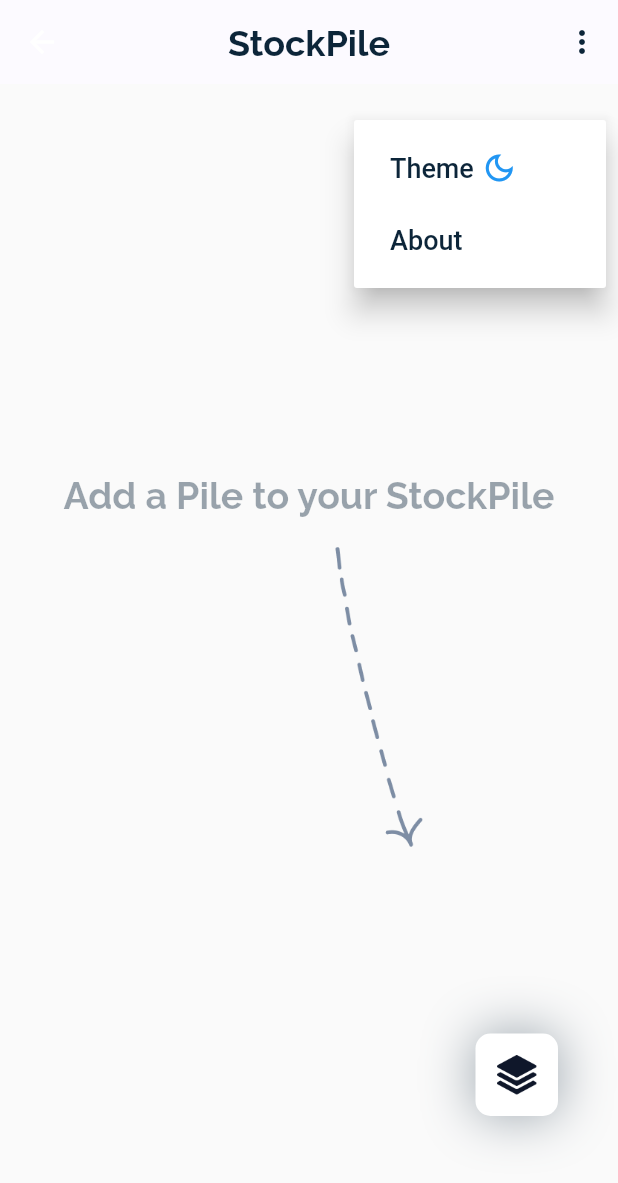
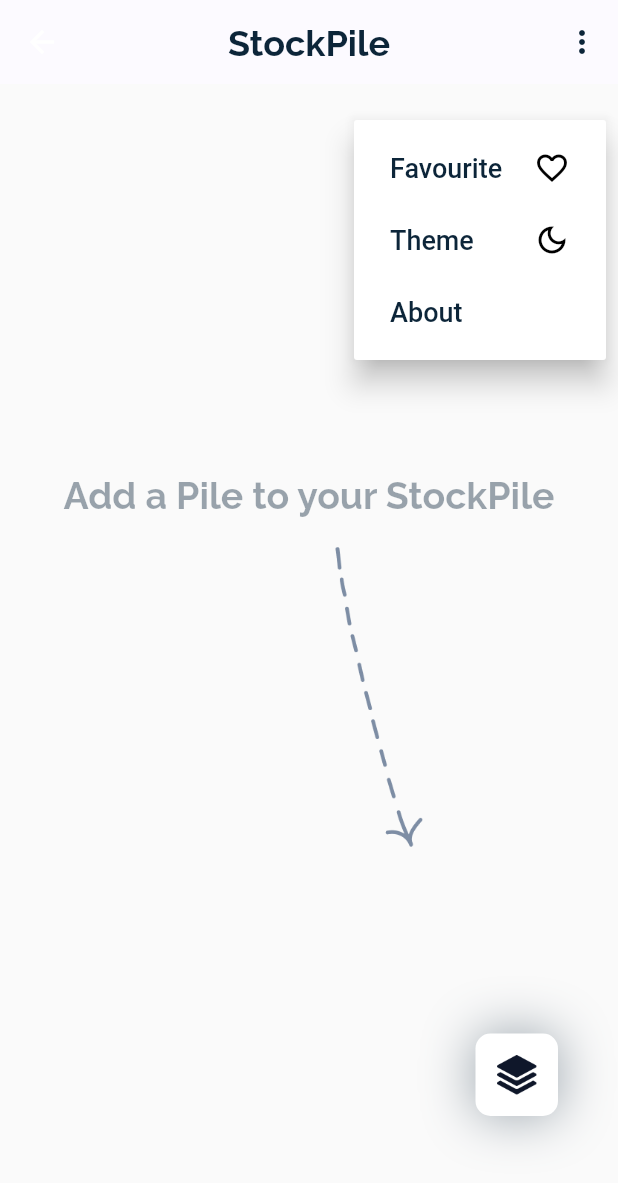
Before and after one commit to ClementPeter/stockpile, a Flutter app: the screen it shows after launch, after a tap on the "more vert" icon, on a phone screen of 412 x 824 dp. Shown: the top 1183 px of the screen. Run offline on Flutter 3.47's test engine with Material 2 defaults, Android fonts, the phone set to English and light mode, and no system bars; our stand-ins replace flutter_riverpod, flutter_svg, google_fonts.

Commit message:
“stockpile_fav”

```diff
--- a/lib/home.dart
+++ b/lib/home.dart
@@ -490,14 +490,39 @@ class _MyHomePageState extends State<MyHomePage> {
                   //show pop up menu icon
                   showMenu(
                     context: context,
-                    position: const RelativeRect.fromLTRB(100, 80, 0, 0),
+                    position: const RelativeRect.fromLTRB(10, 80, 0, 0),
                     items: [
+                      PopupMenuItem(
+                        child: TextButton(
+                          onPressed: () {
+                            print("::::::Favourite Pile:::::::");
+                          },
+                          child: const Row(
+                            mainAxisAlignment: MainAxisAlignment.spaceBetween,
+                            children: [
+                              Text(
+                                "Favourite",
+                                style: TextStyle(
+                                  color: Color(0xFF0C2539),
+                                  fontSize: 18,
+                                ),
+                              ),
+                              // SizedBox(width: 5),
+                              Icon(
+                                Icons.favorite_outline_sharp,
+                                color: Colors.black,
+                              ),
+                            ],
+                          ),
+                        ),
+                      ),
                       PopupMenuItem(
                         child: TextButton(
                           onPressed: () {
                             print("::::::change theme:::::::");
                           },
                           child: const Row(
+                            mainAxisAlignment: MainAxisAlignment.spaceBetween,
                             children: [
                               Text(
                                 "Theme",
@@ -506,19 +531,36 @@ class _MyHomePageState extends State<MyHomePage> {
                                   fontSize: 18,
                                 ),
                               ),
-                            SizedBox(width: 5),
-                            Icon(Icons.dark_mode_outlined),
+                              // SizedBox(width: 5),
+                              Icon(
+                                Icons.dark_mode_outlined,
+                                color: Colors.black,
+                              ),
                             ],
                           ),
-                      )),
+                        ),
+                      ),
                       PopupMenuItem(
                         child: TextButton(
-                          child: const Text(
+                          child: const Row(
+                            mainAxisAlignment: MainAxisAlignment.spaceBetween,
+                            children: [
+                              Text(
                                 "About",
                                 style: TextStyle(
                                   color: Color(0xFF0C2539),
                                   fontSize: 18,
                                 ),
+                                // style: TextButton.styleFrom(
+
+                                // )
+                              ),
+                              SizedBox(width: 10),
+                              // Icon(
+                              //   Icons.dark_mode_outlined,
+                              //   color: Colors.black,
+                              // ),
+                            ],
                           ),
                           onPressed: () {
                             //Navigator.of(context).pop();
@@ -526,17 +568,39 @@ class _MyHomePageState extends State<MyHomePage> {
                                 context: context,
                                 builder: (context) {
                                   return AlertDialog(
-                                    title: const Text("About StockPile"),
-                                    content: const Text(
+                                    title: Text(
+                                      "About StockPile",
+                                      style: GoogleFonts.raleway(
+                                        textStyle: const TextStyle(
+                                          color: Color(0xFF0C2539),
+                                        ),
+                                        fontWeight: FontWeight.bold,
+                                      ),
+                                    ),
+                                    content: Text(
                                       "StockPile is a simple app that helps you keep track of your items in a pile. You can add, edit and delete items in your pile. You can also clear your pile.",
                                       textAlign: TextAlign.justify,
+                                      style: GoogleFonts.raleway(
+                                        textStyle: const TextStyle(
+                                          color: Color(0xFF0C2539),
+                                        ),
+                                        //fontWeight: FontWeight.bold,
+                                      ),
                                     ),
                                     actions: [
                                       TextButton(
                                         onPressed: () {
                                           Navigator.of(context).pop();
                                         },
-                                        child: const Text("OK"),
+                                        child: Text(
+                                          "OK",
+                                          style: GoogleFonts.raleway(
+                                            textStyle: const TextStyle(
+                                              color: Color(0xFF0C2539),
+                                            ),
+                                            fontWeight: FontWeight.bold,
+                                          ),
+                                        ),
                                       ),
                                     ],
                                   );
@@ -588,6 +652,7 @@ class _MyHomePageState extends State<MyHomePage> {
                       ),
                     ],
                   )
+                //UI for individual Piles
                 : ListView.builder(
                     itemCount: stockpile.length,
                     itemBuilder: (context, index) {
@@ -653,6 +718,15 @@ class _MyHomePageState extends State<MyHomePage> {
                                   ),
                                 ),
                               ),
+                            ),
+                            trailing: GestureDetector(
+                              child: Icon(
+                                Icons.favorite,
+                                color: Color(0xFF0C2539),
+                              ),
+                              onTap: () {
+                                print("::like button:::");
+                              },
                             ),
                           ),
                         ),
@@ -730,6 +804,7 @@ createAndUpdateDialog(
               }),
             ),
             actions: [
+              //cancel button
               TextButton(
                 child: Text(
                   "Cancel",
@@ -742,6 +817,7 @@ createAndUpdateDialog(
                   Navigator.of(context).pop();
                 },
               ),
+              //save button
               TextButton(
                 child: Text(
                   "Save",
@@ -753,7 +829,7 @@ createAndUpdateDialog(
                 onPressed: () {
                   if (name != null) {
                     if (existingPileItem != null) {
-                      //have exisitng pile item
+                      //if we have exisitng pile item
                       final newPileItem = existingPileItem.updated(name);
                       ScaffoldMessenger.of(context).showSnackBar(
                         SnackBar(
@@ -768,12 +844,10 @@ createAndUpdateDialog(
                           ),
                         ),
                       );
-
                       Navigator.of(context).pop(newPileItem);
                     } else {
-                      //no existing person, create new one
+                      //no existing Pile, create new one
                       final newPileItem = StockPile(name: name!);
-
                       ScaffoldMessenger.of(context).showSnackBar(
                         SnackBar(
                           behavior: SnackBarBehavior.floating,
--- a/lib/main.dart
+++ b/lib/main.dart
@@ -20,6 +20,7 @@ class MyApp extends StatelessWidget {
     return MaterialApp(
       title: 'StockPile',
       theme: ThemeData(
+        splashColor: Color(0xFF0C2539),
         snackBarTheme: SnackBarThemeData(
           contentTextStyle: GoogleFonts.raleway(
             textStyle: const TextStyle(color: Colors.white),
@@ -35,7 +36,8 @@ class MyApp extends StatelessWidget {
         ),
       ),
       //home: const MyHomePage(),
-        home: const SplashScreen());
+      home: const SplashScreen(),
+    );
   }
 }
 
--- a/lib/splash.dart
+++ b/lib/splash.dart
@@ -44,6 +44,10 @@ class _SplashScreenState extends State<SplashScreen> {
     await Future.delayed(const Duration(milliseconds: 3000), () {});
     // PageNavigator(ctx: context).nextPageOnly(page: const Intro());
     Navigator.push(
-        context, MaterialPageRoute(builder: (context) => const MyHomePage()));
+      context,
+      MaterialPageRoute(
+        builder: (context) => const MyHomePage(),
+      ),
+    );
   }
 }
```
Also changed, not shown: lib/favourite.dart (added). Lines whose indentation alone changed are shown as unchanged.
